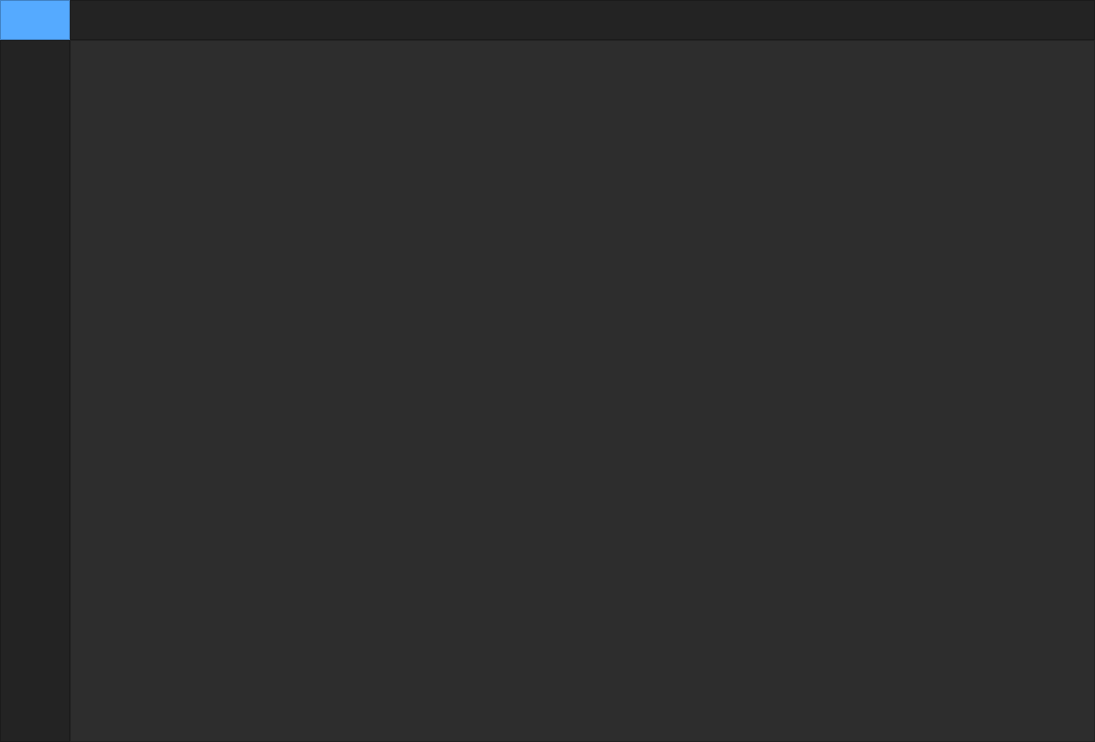
Before: the Qt Designer form ui_main.ui in AlGaRitm2020/BeneFit, drawn with Qt 5.
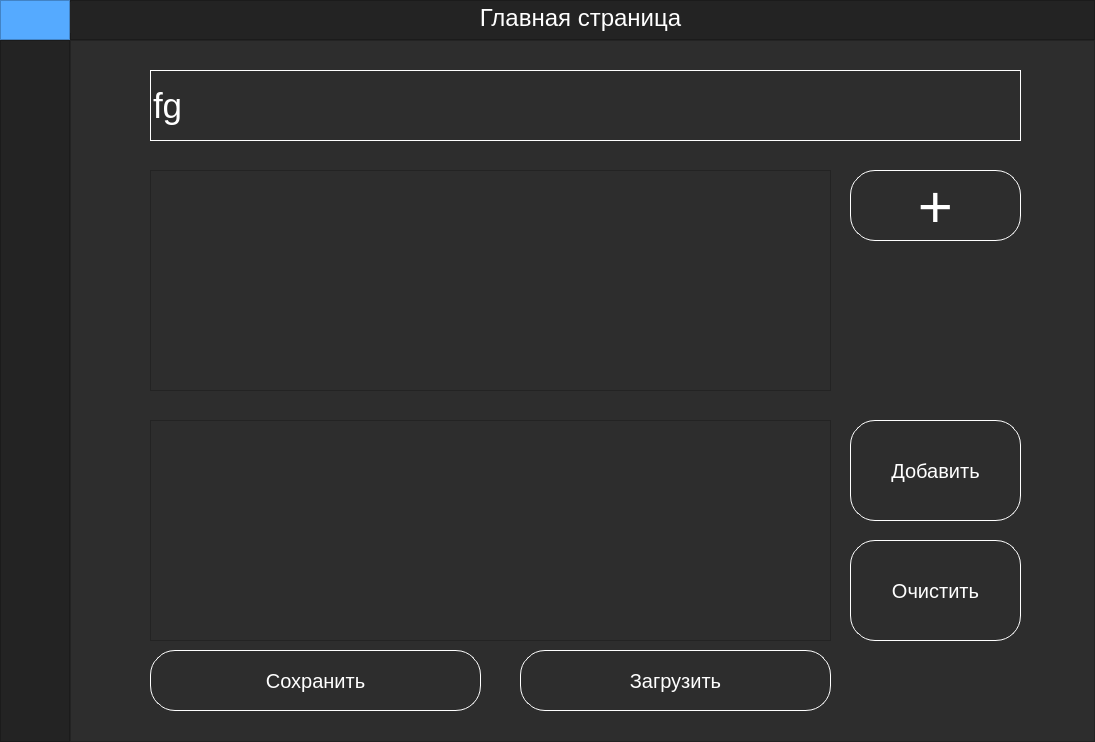
After: the same form once the commit is applied. Icons and pictures are not drawn.

Patch:
```diff
--- a/ui_main.ui
+++ b/ui_main.ui
@@ -137,6 +137,26 @@
          <property name="frameShadow">
           <enum>QFrame::Raised</enum>
          </property>
+         <widget class="QLabel" name="label_22">
+          <property name="geometry">
+           <rect>
+            <x>0</x>
+            <y>2</y>
+            <width>1021</width>
+            <height>31</height>
+           </rect>
+          </property>
+          <property name="styleSheet">
+           <string notr="true">color:#fff;
+font-size:24px;</string>
+          </property>
+          <property name="text">
+           <string>Главная страница</string>
+          </property>
+          <property name="alignment">
+           <set>Qt::AlignCenter</set>
+          </property>
+         </widget>
         </widget>
        </item>
       </layout>
@@ -378,6 +398,10 @@
          <layout class="QVBoxLayout" name="verticalLayout_5">
           <item>
            <widget class="QStackedWidget" name="stackedWidget">
+            <property name="styleSheet">
+             <string notr="true">сolor:#ffffff;
+</string>
+            </property>
             <property name="currentIndex">
              <number>3</number>
             </property>
@@ -1216,7 +1240,44 @@
               </property>
              </widget>
             </widget>
-            <widget class="QWidget" name="page_3">
+            <widget class="QWidget" name="page_3"/>
+            <widget class="QWidget" name="page_4">
+             <widget class="QTableView" name="table">
+              <property name="geometry">
+               <rect>
+                <x>70</x>
+                <y>120</y>
+                <width>681</width>
+                <height>221</height>
+               </rect>
+              </property>
+              <property name="styleSheet">
+               <string notr="true">font-size:15px;
+height:20px;
+color:#fff;
+
+</string>
+              </property>
+             </widget>
+             <widget class="QPushButton" name="pushButton_4">
+              <property name="geometry">
+               <rect>
+                <x>770</x>
+                <y>120</y>
+                <width>171</width>
+                <height>71</height>
+               </rect>
+              </property>
+              <property name="styleSheet">
+               <string notr="true">border:1px solid #fff;
+border-radius:25px;
+font-size:60px;
+color:#fff;</string>
+              </property>
+              <property name="text">
+               <string>+</string>
+              </property>
+             </widget>
              <widget class="QLabel" name="label">
               <property name="geometry">
                <rect>
@@ -1231,14 +1292,118 @@
                 <pointsize>40</pointsize>
                </font>
               </property>
+              <property name="pixmap">
+               <pixmap>img/frut.png</pixmap>
+              </property>
+             </widget>
+             <widget class="QPushButton" name="pushButton_5">
+              <property name="geometry">
+               <rect>
+                <x>70</x>
+                <y>600</y>
+                <width>331</width>
+                <height>61</height>
+               </rect>
+              </property>
               <property name="styleSheet">
-               <string notr="true">color: #FFF;</string>
+               <string notr="true">border:1px solid #fff;
+border-radius:25px;
+font-size:20px;
+color:#fff;</string>
               </property>
               <property name="text">
-               <string>PAGE 3</string>
+               <string>Сохранить</string>
               </property>
-              <property name="alignment">
-               <set>Qt::AlignCenter</set>
+             </widget>
+             <widget class="QPushButton" name="pushButton_9">
+              <property name="geometry">
+               <rect>
+                <x>440</x>
+                <y>600</y>
+                <width>311</width>
+                <height>61</height>
+               </rect>
+              </property>
+              <property name="styleSheet">
+               <string notr="true">border:1px solid #fff;
+border-radius:25px;
+font-size:20px;
+color:#fff;</string>
+              </property>
+              <property name="text">
+               <string>Загрузить</string>
+              </property>
+             </widget>
+             <widget class="QTableView" name="table2">
+              <property name="geometry">
+               <rect>
+                <x>70</x>
+                <y>370</y>
+                <width>681</width>
+                <height>221</height>
+               </rect>
+              </property>
+              <property name="styleSheet">
+               <string notr="true">font-size:15px;height:20px;
+</string>
+              </property>
+             </widget>
+             <widget class="QLineEdit" name="search_field">
+              <property name="geometry">
+               <rect>
+                <x>70</x>
+                <y>20</y>
+                <width>871</width>
+                <height>71</height>
+               </rect>
+              </property>
+              <property name="styleSheet">
+               <string notr="true">font-size:35px;
+height: 60px;
+border:1px solid #fff;
+color:#ffffff;
+</string>
+              </property>
+              <property name="text">
+               <string>fg</string>
+              </property>
+             </widget>
+             <widget class="QPushButton" name="pushButton_8">
+              <property name="geometry">
+               <rect>
+                <x>770</x>
+                <y>490</y>
+                <width>171</width>
+                <height>101</height>
+               </rect>
+              </property>
+              <property name="styleSheet">
+               <string notr="true">border:1px solid #fff;
+border-radius:25px;
+font-size:20px;
+color:#fff;</string>
+              </property>
+              <property name="text">
+               <string>Очистить</string>
+              </property>
+             </widget>
+             <widget class="QPushButton" name="pushButton_3">
+              <property name="geometry">
+               <rect>
+                <x>770</x>
+                <y>370</y>
+                <width>171</width>
+                <height>101</height>
+               </rect>
+              </property>
+              <property name="styleSheet">
+               <string notr="true">border:1px solid #fff;
+border-radius:25px;
+font-size:20px;
+color:#fff;</string>
+              </property>
+              <property name="text">
+               <string>Добавить</string>
               </property>
              </widget>
             </widget>
```
Left out of the diff: 15 changed lines with no effect on the pictures.
